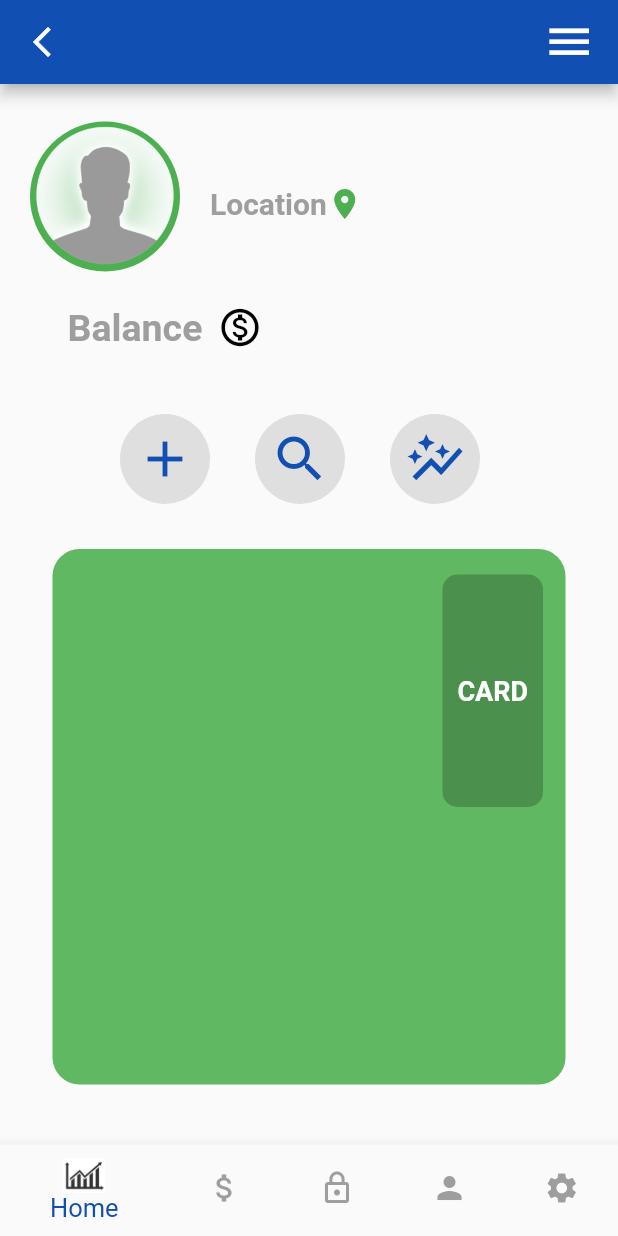
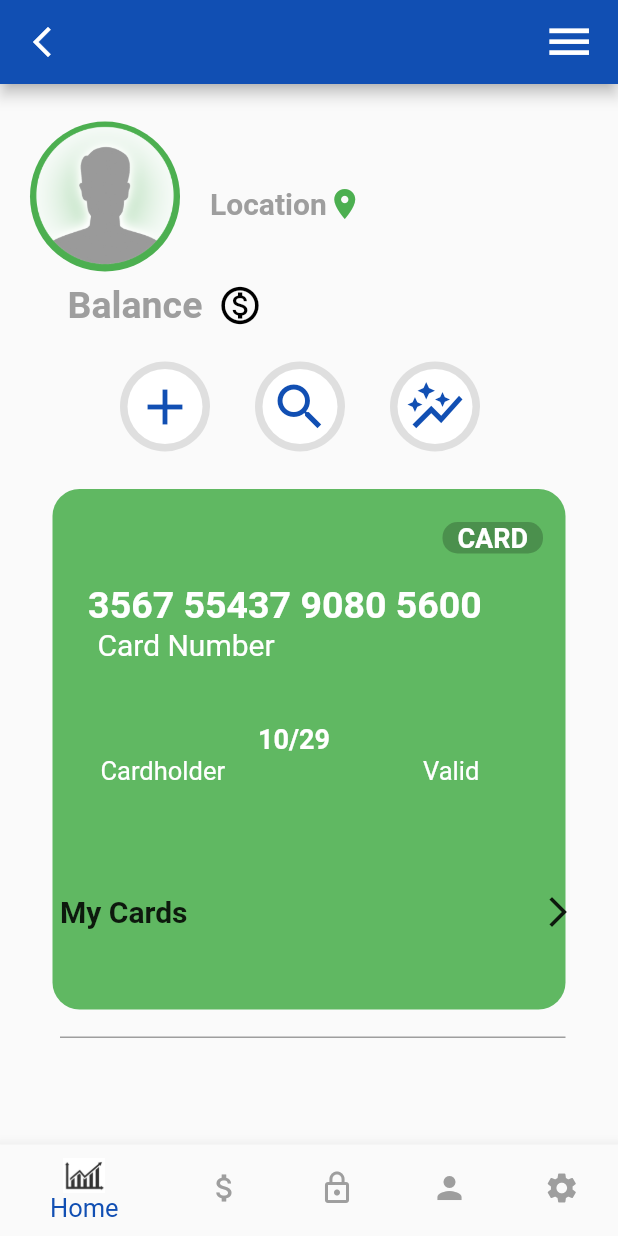
Before and after one commit to AmanGit010/Nauggets-Intern-Assignment, a Flutter app: the ProfilePage screen opened directly, on a phone screen of 412 x 824 dp. Run offline on Flutter 3.47's test engine with Material 2 defaults, Android fonts, the phone set to English and light mode, and no system bars; our stand-ins replace tab_indicator_styler; missing offline and left inert: dart:ffi; network calls fail.

Commit message:
Final changes

```diff
--- a/lib/ProfilePage.dart
+++ b/lib/ProfilePage.dart
@@ -28,18 +28,18 @@ class _ProfilePageState extends State<ProfilePage> {
     });
   }
 
-  Future apicall() async {
-    http.Response response;
-    response = await http.get(Uri.parse("https://reqres.in/api/unknown"));
-    stringResponse = response.body;
-    if (response.statusCode == 200) {
-      setState(() {
-        // stringResponse = response.body;
+  // Future apicall() async {
+  //   http.Response response;
+  //   response = await http.get(Uri.parse("https://reqres.in/api/unknown"));
+  //   stringResponse = response.body;
+  //   if (response.statusCode == 200) {
+  //     setState(() {
+  //       // stringResponse = response.body;
 
-        mapResponse = json.decode(response.body);
-      });
-    }
-  }
+  //       mapResponse = json.decode(response.body);
+  //     });
+  //   }
+  // }
 
   String name = '';
   String balance = '';
@@ -161,13 +161,13 @@ class _ProfilePageState extends State<ProfilePage> {
                   children: [
                     Text(
                       name,
-                      style: TextStyle(
+                      style: const TextStyle(
                           color: Color.fromARGB(255, 17, 79, 179),
                           fontWeight: FontWeight.bold,
                           fontSize: 25),
                     ),
-                    Padding(
-                      padding: const EdgeInsets.only(top: 28),
+                    const Padding(
+                      padding: EdgeInsets.only(top: 28),
                       child: Row(
                         children: [
                           Text(
@@ -189,27 +189,27 @@ class _ProfilePageState extends State<ProfilePage> {
               ),
             ),
             Padding(
-              padding: const EdgeInsets.only(top: 145, left: 45),
+              padding: const EdgeInsets.only(top: 130, left: 45),
               child: Row(
                 children: [
-                  Text(
+                  const Text(
                     "Balance",
                     style: TextStyle(
                         color: Colors.grey,
                         fontSize: 25,
                         fontWeight: FontWeight.bold),
                   ),
-                  SizedBox(
+                  const SizedBox(
                     width: 10,
                   ),
-                  Icon(
+                  const Icon(
                     Icons.monetization_on_outlined,
                     color: Colors.black,
                     size: 30,
                   ),
                   Text(
                     balance,
-                    style: TextStyle(
+                    style: const TextStyle(
                         color: Colors.black,
                         fontSize: 30,
                         fontWeight: FontWeight.bold),
@@ -217,57 +217,69 @@ class _ProfilePageState extends State<ProfilePage> {
                 ],
               ),
             ),
-            Padding(
-              padding: const EdgeInsets.only(top: 220, left: 80),
+            const Padding(
+              padding: EdgeInsets.only(top: 185, left: 80),
               child: Row(
                 children: [
                   CircleAvatar(
                     backgroundColor: const Color.fromARGB(255, 223, 223, 223),
                     radius: 30,
+                    child: CircleAvatar(
+                      radius: 25,
+                      backgroundColor: Colors.white,
                       child: Icon(
                         Icons.add,
                         size: 40,
                         color: Color.fromARGB(255, 17, 79, 179),
                       ),
+                    ),
                   )
                 ],
               ),
             ),
-            Padding(
-              padding: const EdgeInsets.only(top: 220, left: 170),
+            const Padding(
+              padding: EdgeInsets.only(top: 185, left: 170),
               child: Row(
                 children: [
                   CircleAvatar(
                     backgroundColor: const Color.fromARGB(255, 223, 223, 223),
                     radius: 30,
+                    child: CircleAvatar(
+                      radius: 25,
+                      backgroundColor: Colors.white,
                       child: Icon(
                         Icons.search,
                         size: 40,
                         color: Color.fromARGB(255, 17, 79, 179),
                       ),
+                    ),
                   )
                 ],
               ),
             ),
-            Padding(
-              padding: const EdgeInsets.only(top: 220, left: 260),
+            const Padding(
+              padding: EdgeInsets.only(top: 185, left: 260),
               child: Row(
                 children: [
                   CircleAvatar(
                     backgroundColor: Color.fromARGB(255, 223, 223, 223),
                     radius: 30,
+                    child: CircleAvatar(
+                      radius: 25,
+                      backgroundColor: Colors.white,
                       child: Icon(
                         Icons.auto_graph_sharp,
                         size: 40,
                         color: Color.fromARGB(255, 17, 79, 179),
                       ),
-                  )
+                    ),
+                  ),
                 ],
               ),
             ),
             Padding(
               padding: const EdgeInsets.only(
-                  top: 310, left: 35, right: 35, bottom: 40),
+                  top: 270, left: 35, right: 35, bottom: 90),
               child: FractionallySizedBox(
                 heightFactor: 1.0,
                 widthFactor: 1.0,
@@ -275,14 +287,16 @@ class _ProfilePageState extends State<ProfilePage> {
                   decoration: BoxDecoration(
                       borderRadius: BorderRadius.circular(18),
                       color: Color.fromARGB(226, 76, 175, 79)),
-                  child: Padding(
+                  child: Column(
+                    children: [
+                      Padding(
                         padding: const EdgeInsets.only(
-                        left: 260, right: 15, bottom: 185, top: 17),
+                            left: 260, right: 15, top: 22),
                         child: Container(
                           decoration: BoxDecoration(
                               borderRadius: BorderRadius.circular(10),
                               color: Color.fromARGB(55, 0, 0, 0)),
-                      child: Center(
+                          child: const Center(
                             child: Text(
                               "CARD",
                               style: TextStyle(
@@ -293,9 +307,105 @@ class _ProfilePageState extends State<ProfilePage> {
                           ),
                         ),
                       ),
+                      Padding(
+                        padding: const EdgeInsets.only(right: 32, top: 20),
+                        child: Text(
+                          "3567 55437 9080 5600",
+                          style: TextStyle(
+                              color: Colors.white,
+                              fontSize: 25,
+                              fontWeight: FontWeight.bold),
                         ),
                       ),
+                      Padding(
+                        padding: const EdgeInsets.only(right: 164),
+                        child: Text(
+                          "Card Number",
+                          style: TextStyle(fontSize: 20, color: Colors.white),
+                        ),
+                      ),
+                      const SizedBox(
+                        height: 40,
+                      ),
+                      Row(
+                        children: [
+                          Padding(
+                            padding: const EdgeInsets.only(left: 32),
+                            child: Text(
+                              name,
+                              style: TextStyle(
+                                  color: Colors.white,
+                                  fontSize: 20,
+                                  fontWeight: FontWeight.bold),
+                            ),
+                          ),
+                          const SizedBox(
+                            width: 105,
+                          ),
+                          Text(
+                            "10/29",
+                            style: TextStyle(
+                                color: Colors.white,
+                                fontSize: 18,
+                                fontWeight: FontWeight.bold),
                           )
+                        ],
+                      ),
+                      Row(
+                        children: [
+                          Padding(
+                            padding:
+                                const EdgeInsets.only(right: 100, left: 32),
+                            child: Text(
+                              "Cardholder",
+                              style:
+                                  TextStyle(color: Colors.white, fontSize: 17),
+                            ),
+                          ),
+                          const SizedBox(
+                            width: 32,
+                          ),
+                          Text(
+                            "Valid",
+                            style: TextStyle(color: Colors.white, fontSize: 17),
+                          )
+                        ],
+                      ),
+                    ],
+                  ),
+                ),
+              ),
+            ),
+            Padding(
+              padding: const EdgeInsets.only(top: 540, left: 40),
+              child: Column(
+                crossAxisAlignment: CrossAxisAlignment.start,
+                children: [
+                  Row(
+                    children: [
+                      Text(
+                        "My Cards",
+                        style: TextStyle(
+                            fontSize: 20, fontWeight: FontWeight.bold),
+                      ),
+                      SizedBox(
+                        width: 235,
+                      ),
+                      Icon(Icons.arrow_forward_ios)
+                    ],
+                  ),
+                  Expanded(
+                    child: Padding(
+                      padding: const EdgeInsets.only(right: 35),
+                      child: Divider(
+                        thickness: 1,
+                        color: Colors.grey,
+                      ),
+                    ),
+                  ),
+                ],
+              ),
+            ),
           ],
         ),
       ),
```
Lines whose indentation alone changed are shown as unchanged.
